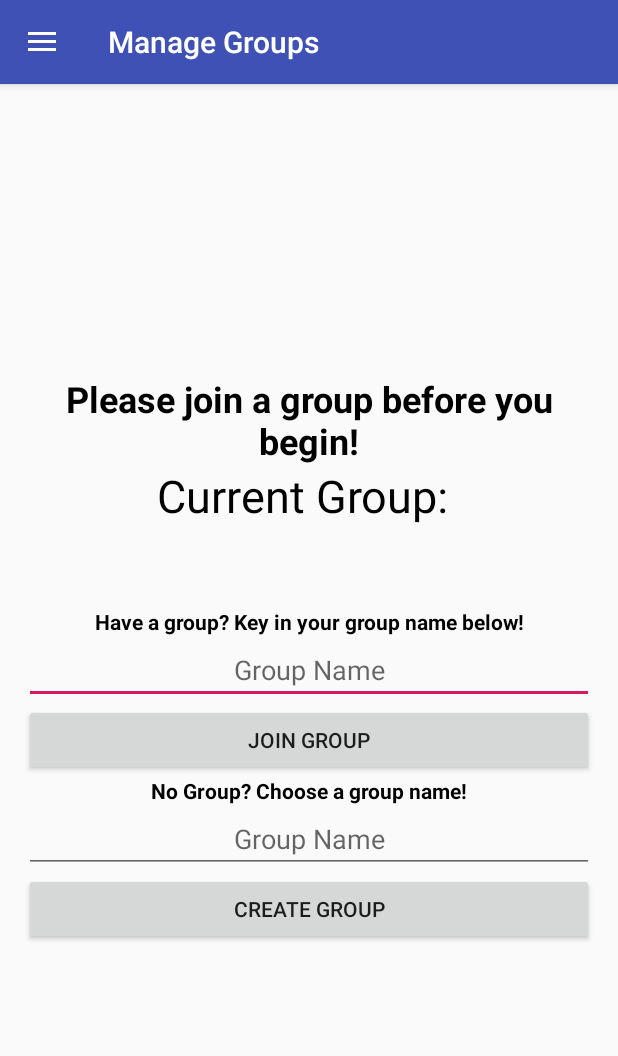
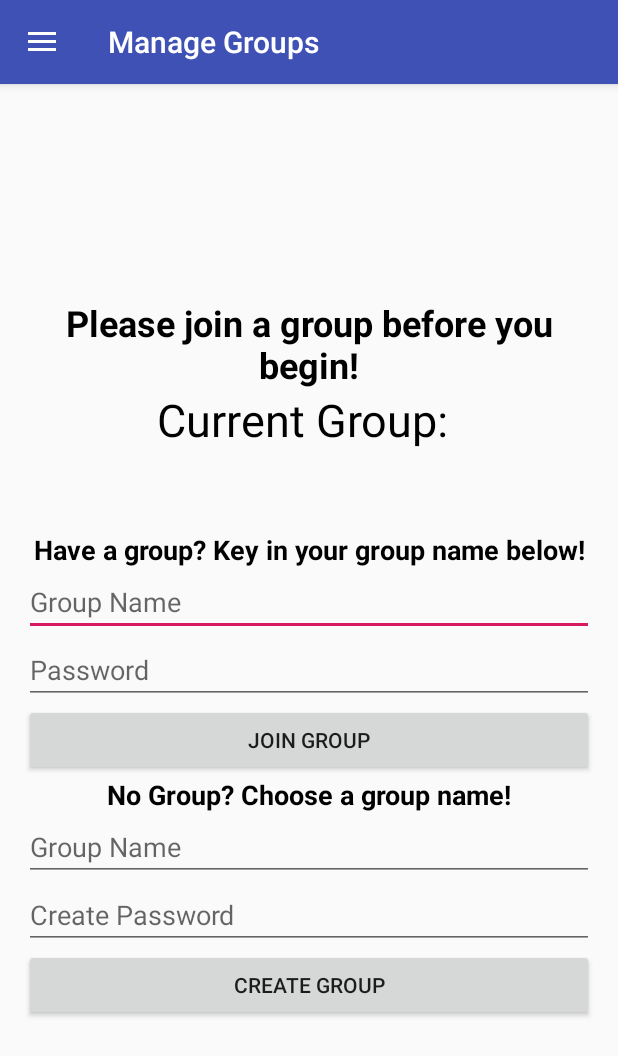
Before and after one commit to CheyanneSim/ForgetMeNotFinal, an Android app: the GroupFragment screen opened directly, with no data from a screen before it, in the side drawer, after a tap on "Manage Group", on a phone screen of 412 x 824 dp. Shown: the top 1056 px of the screen. Run offline under Robolectric (Android 15) with nearby library versions, the phone set to English and light mode, and no system bars; our stand-ins replace Firebase (no records; nobody signed in at launch, a user with empty details on screens opened directly); Roboto replaces fonts that are not available here.

Commit message:
Require password to join group

```diff
--- a/app/src/main/java/com/example/forgetMeNot/SharingData/GroupFragment.java
+++ b/app/src/main/java/com/example/forgetMeNot/SharingData/GroupFragment.java
@@ -7,7 +7,6 @@ import android.support.annotation.NonNull;
 import android.support.annotation.Nullable;
 import android.support.v4.app.Fragment;
 import android.support.v4.app.FragmentTransaction;
-import android.util.Log;
 import android.view.LayoutInflater;
 import android.view.View;
 import android.view.ViewGroup;
@@ -44,6 +43,8 @@ public class GroupFragment extends Fragment {
     private TextView noGroupTextView;
     private EditText existingGrp;
     private EditText newGrp;
+    private EditText existingpw;
+    private EditText newpw;
     private Button joinGrp;
     private Button createGrp;
     ArrayList<String> existingGroups = new ArrayList<>();
@@ -84,8 +85,9 @@ public class GroupFragment extends Fragment {
             public void onClick(View v) {
                 String group;
                 existingGrp = getActivity().findViewById(R.id.existing_group_editText);
+                existingpw = getActivity().findViewById(R.id.existingpw_editText);
                 group = existingGrp.getText().toString();
-                joinGroup(group);
+                checkValidity(group, existingpw.getText().toString());
                 existingGrp.setText("");
             }
         });
@@ -95,20 +97,22 @@ public class GroupFragment extends Fragment {
             public void onClick(View v) {
                 String group;
                 newGrp = getActivity().findViewById(R.id.new_group_edit_text);
+                newpw = getActivity().findViewById(R.id.newpw_editText);
                 group = newGrp.getText().toString();
-                createGroup(group);
+                createGroup(group, newpw.getText().toString());
                 newGrp.setText("");
             }
         });
 
     }
 
-    private void createGroup(String group) {
+    private void createGroup(String group, String password) {
         if (existingGroups.contains(group)) {
             Toast.makeText(getActivity().getApplicationContext(), "This group name is already taken, pick another one!", Toast.LENGTH_LONG).show();
         } else {
             Map<String, Object> data = new HashMap<>();
             data.put(email, "Member");
+            data.put("Password", password);
             db.collection(grpKey).document(group).set(data);
             saveGroup(group);
             updateView();
@@ -120,11 +124,30 @@ public class GroupFragment extends Fragment {
         }
     }
 
-
-    private void joinGroup(String group) {
+    private void checkValidity(final String group, final String password) {
         if (group.equals(groupTextView.getText().toString())) {
             Toast.makeText(getActivity().getApplicationContext(), "You are already in the group!", Toast.LENGTH_LONG).show();
         } else if (existingGroups.contains(group)) {
+            db.collection(grpKey).document(group).get().addOnSuccessListener(new OnSuccessListener<DocumentSnapshot>() {
+                @Override
+                public void onSuccess(DocumentSnapshot documentSnapshot) {
+                    if (documentSnapshot.exists()) {
+                        String correctpw = documentSnapshot.getString("Password");
+                        if (correctpw.equals(password)) {
+                            joinGroup(group);
+                        } else {
+                            Toast.makeText(getContext(), "Incorrect Password", Toast.LENGTH_LONG).show();
+                        }
+                    }
+                }
+            });
+        } else {
+            Toast.makeText(getActivity().getApplicationContext(), "There is no such group. Create a new group below!", Toast.LENGTH_LONG).show();
+        }
+    }
+
+
+    private void joinGroup(String group) {
         Map<String, Object> data = new HashMap<>();
         data.put(email, "Member");
         db.collection(grpKey).document(group).set(data, SetOptions.merge());
@@ -135,9 +158,6 @@ public class GroupFragment extends Fragment {
         FragmentTransaction ft = getActivity().getSupportFragmentManager().beginTransaction();
         ft.replace(R.id.content_frame, new HomeFragment());
         ft.commit();
-        } else {
-            Toast.makeText(getActivity().getApplicationContext(), "There is no such group. Create a new group below!", Toast.LENGTH_LONG).show();
-        }
     }
 
     // Using SharedPreferences to save group
--- a/app/src/main/res/layout/fragment_group.xml
+++ b/app/src/main/res/layout/fragment_group.xml
@@ -42,6 +42,7 @@
         android:text="Have a group? Key in your group name below!"
         android:textAlignment="center"
         android:textColor="#000000"
+        android:textSize="18sp"
         android:textStyle="bold" />
 
     <EditText
@@ -51,7 +52,15 @@
         android:ems="10"
         android:hint="Group Name"
         android:inputType="textPersonName"
-        android:textAlignment="center" />
+        android:textAlignment="viewStart" />
+
+    <EditText
+        android:id="@+id/existingpw_editText"
+        android:layout_width="match_parent"
+        android:layout_height="wrap_content"
+        android:ems="10"
+        android:hint="Password"
+        android:inputType="textPassword" />
 
     <Button
         android:id="@+id/join_grp_btn"
@@ -66,6 +75,7 @@
         android:text="No Group? Choose a group name!"
         android:textAlignment="center"
         android:textColor="#000000"
+        android:textSize="18sp"
         android:textStyle="bold" />
 
     <EditText
@@ -75,7 +85,16 @@
         android:ems="10"
         android:hint="Group Name"
         android:inputType="textPersonName"
-        android:textAlignment="center" />
+        android:textAlignment="viewStart" />
+
+    <EditText
+        android:id="@+id/newpw_editText"
+        android:layout_width="match_parent"
+        android:layout_height="wrap_content"
+        android:ems="10"
+        android:hint="Create Password"
+        android:inputType="textPassword"
+        android:textAlignment="viewStart" />
 
     <Button
         android:id="@+id/create_grp_btn"
```
Lines whose indentation alone changed are shown as unchanged.
